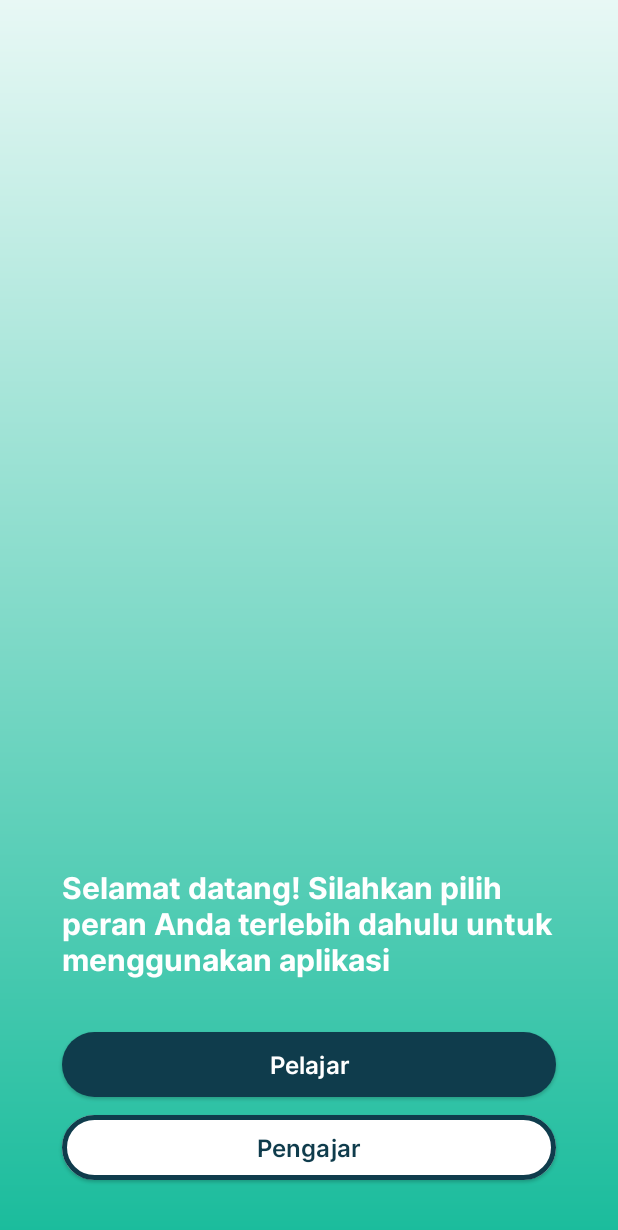
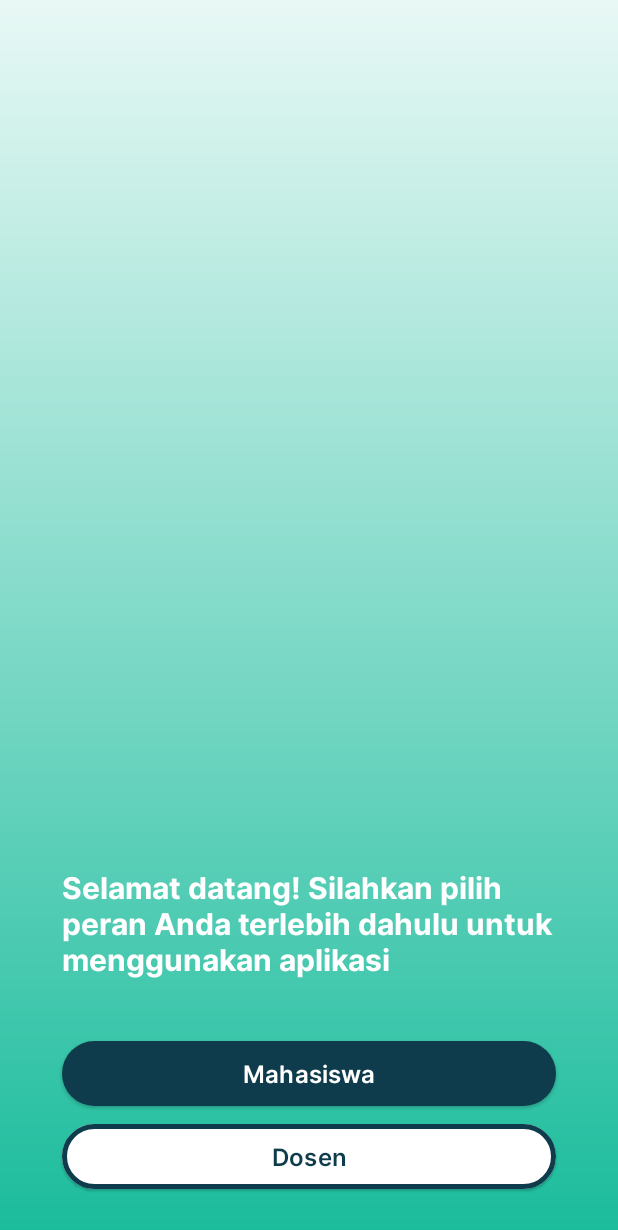
Before and after one commit to Mobile-SRLQS/Frontend-SRLQS, an Android app: the WelcomeActivity screen opened directly, with no data from a screen before it, on a phone screen of 412 x 824 dp. Shown: the top 1230 px of the screen. Run offline under Robolectric (Android 15) with nearby library versions, the phone set to English and light mode, and no system bars.

Commit message:
fix: fix ui so the ui same with the Figma design

```diff
--- a/app/src/main/res/drawable/button_selector.xml
+++ b/app/src/main/res/drawable/button_selector.xml
@@ -3,14 +3,14 @@
     <item android:state_enabled="true">
         <shape android:shape="rectangle">
             <solid android:color="@color/light_green" />
-            <corners android:radius="8dp" />
+            <corners android:radius="10dp" />
         </shape>
     </item>
 
     <item android:state_enabled="false">
         <shape android:shape="rectangle">
             <solid android:color="@color/dark_green_50" />
-            <corners android:radius="8dp" />
+            <corners android:radius="10dp" />
         </shape>
     </item>
 </selector>
--- a/app/src/main/res/layout/activity_login.xml
+++ b/app/src/main/res/layout/activity_login.xml
@@ -82,6 +82,7 @@
                     android:id="@+id/input_email_login"
                     android:layout_width="match_parent"
                     android:layout_height="wrap_content"
+                    app:hintEnabled="false"
                     android:hint="@string/register_email_hint"
                     style="@style/B1"
                     android:inputType="text"
@@ -120,6 +121,7 @@
                     android:hint="@string/register_password_hint"
                     android:inputType="textPassword"
                     style="@style/B1"
+                    app:hintEnabled="false"
                     android:padding="10dp" />
             </com.google.android.material.textfield.TextInputLayout>
 
@@ -129,6 +131,7 @@
                 android:layout_height="wrap_content"
                 android:layout_marginTop="10dp"
                 android:text="@string/forgot_password"
+
                 android:textColor="@color/light_green"
                 style="@style/B1"
                 app:layout_constraintStart_toStartOf="parent"
--- a/app/src/main/res/layout/activity_welcome.xml
+++ b/app/src/main/res/layout/activity_welcome.xml
@@ -36,7 +36,7 @@
         style="@style/BasicButtonDarkGreen"
         android:layout_width="0dp"
         android:layout_height="wrap_content"
-        android:layout_marginTop="30dp"
+        android:layout_marginTop="36dp"
         android:padding="10dp"
         android:text="@string/welcome_student"
         app:layout_constraintEnd_toEndOf="parent"
@@ -50,13 +50,12 @@
         android:layout_width="0dp"
         android:layout_height="wrap_content"
         android:layout_marginTop="8dp"
+        android:padding="10dp"
         android:text="@string/welcome_teacher"
-        android:padding="10dp"
         app:layout_constraintEnd_toEndOf="parent"
         app:layout_constraintStart_toStartOf="parent"
         app:layout_constraintTop_toBottomOf="@id/button_student"
-        app:layout_constraintWidth_percent="0.8"
-        />
+        app:layout_constraintWidth_percent="0.8" />
 
 
 </androidx.constraintlayout.widget.ConstraintLayout>
--- a/app/src/main/res/values/strings.xml
+++ b/app/src/main/res/values/strings.xml
@@ -12,8 +12,8 @@
     <string name="register_button_text">Daftarkan Akun</string>
 
     // Welcome Activity
-    <string name="welcome_student">Pelajar</string>
-    <string name="welcome_teacher">Pengajar</string>
+    <string name="welcome_student">Mahasiswa</string>
+    <string name="welcome_teacher">Dosen</string>
     <string name="welcome_text">Selamat datang! Silahkan pilih peran Anda terlebih dahulu untuk menggunakan aplikasi</string>
 
     // Register Activity
```
Also changed, not shown: app/src/main/java/com/dl2lab/srolqs/ui/kuesioner/question/SelfEvaluationQuestionFragment.kt (+5 -5 lines).
